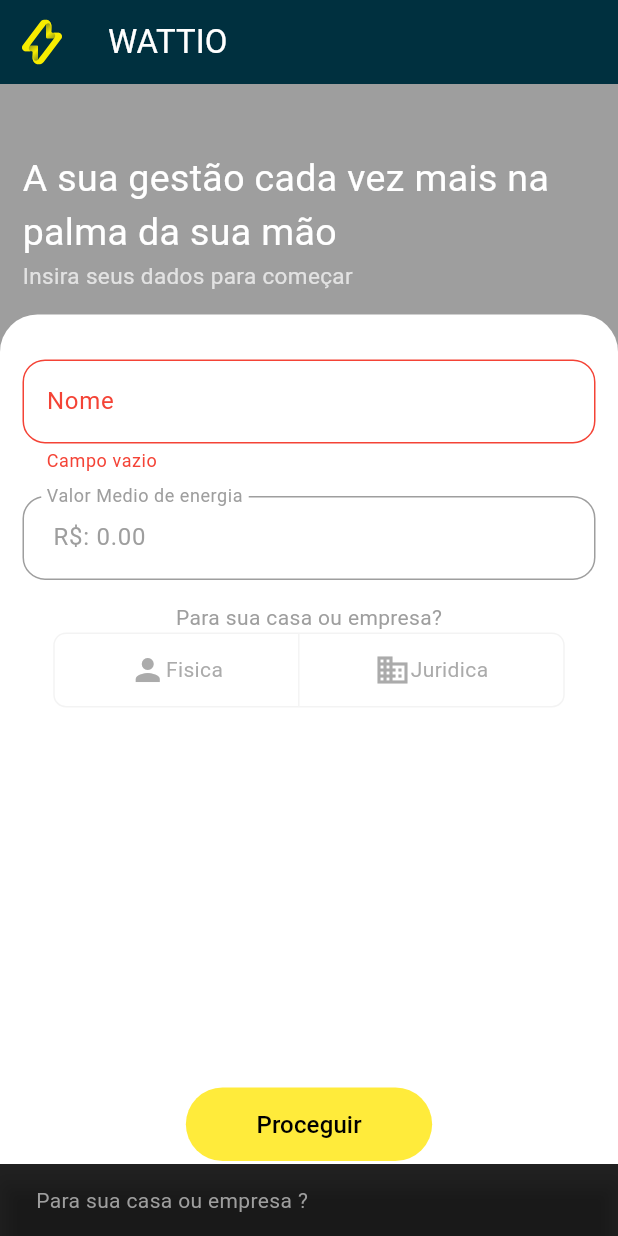
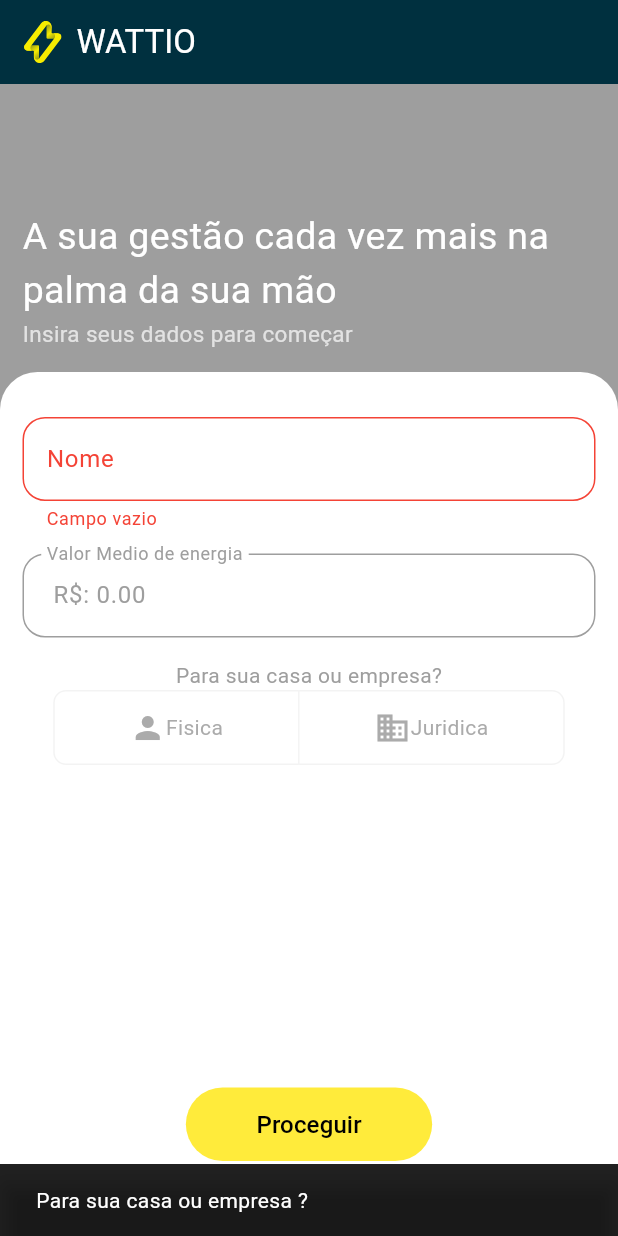
Before and after one commit to oliverMat/Cooperatives-Energy, a Flutter app: the screen it shows after launch, after a tap on "Proceguir", on a phone screen of 412 x 824 dp. Run offline on Flutter 3.47's test engine with Material 3 defaults, Android fonts, the phone set to English and light mode, and no system bars; our stand-ins replace flutter_carousel_widget, flutter_masked_text2, flutter_svg; project files that could hold a hidden picture were left out.

Commit message:
correção de cores

```diff
--- a/lib/main.dart
+++ b/lib/main.dart
@@ -1,8 +1,7 @@
-import 'package:cooperatives_energy/view/OffersScreen.dart';
 import 'package:flutter/material.dart';
 
 import 'view/InfoScreen.dart';
-import 'view/SplashScreen.dart';
+import 'view/OffersScreen.dart';
 
 void main() {
   runApp(MaterialApp(
@@ -11,8 +10,8 @@ void main() {
       useMaterial3: true,
       colorScheme: const ColorScheme(
         brightness: Brightness.light,
-        primary: Colors.black,
-        onPrimary: Colors.black,
+        primary: Colors.grey,
+        onPrimary: Colors.grey,
         secondary: Colors.grey,
         onSecondary: Colors.grey,
         background: Color(0xFF00303F),
@@ -25,7 +24,6 @@ void main() {
     ),
     initialRoute: '/infoScreen',
     routes: {
-      '/splashScreen': (context) => const SplashScreen(),
       '/infoScreen': (context) => const InfoScreen(),
       '/offersScreen': (context) => const OffersScreen(),
     },
--- a/lib/view/InfoScreen.dart
+++ b/lib/view/InfoScreen.dart
@@ -33,8 +33,7 @@ class _InfoScreenState extends State<InfoScreen> {
     return Scaffold(
       appBar: WidgetsCustoms().appBar(context, "WATTIO"),
       resizeToAvoidBottomInset: false,
-      body: SafeArea(
-        child: Column(
+      body: Column(
         children: [
           const Expanded(
             flex: 1,
@@ -57,7 +56,7 @@ class _InfoScreenState extends State<InfoScreen> {
             ),
           ),
           Expanded(
-              flex: 4,
+            flex: 3,
             child: Container(
               decoration: const BoxDecoration(
                   color: Colors.white,
@@ -66,14 +65,12 @@ class _InfoScreenState extends State<InfoScreen> {
                       topRight: Radius.circular(25))),
               child: Column(children: [
                 Padding(
-                    padding:
-                        const EdgeInsets.only(left: 15, right: 15, top: 30),
+                  padding: const EdgeInsets.only(left: 15, right: 15, top: 30),
                   child: TextField(
                     controller: _controllerName,
                     decoration: InputDecoration(
                       border: const OutlineInputBorder(
-                            borderRadius:
-                                BorderRadius.all(Radius.circular(15))),
+                          borderRadius: BorderRadius.all(Radius.circular(15)),),
                       labelText: 'Nome',
                       hintText: 'Maria',
                       errorText:
@@ -82,14 +79,12 @@ class _InfoScreenState extends State<InfoScreen> {
                   ),
                 ),
                 Padding(
-                    padding:
-                        const EdgeInsets.only(left: 15, right: 15, top: 15),
+                  padding: const EdgeInsets.only(left: 15, right: 15, top: 15),
                   child: TextField(
                     controller: _controllerMoney,
                     decoration: const InputDecoration(
                       border: OutlineInputBorder(
-                            borderRadius:
-                                BorderRadius.all(Radius.circular(15))),
+                          borderRadius: BorderRadius.all(Radius.circular(15))),
                       labelText: 'Valor Medio de energia',
                     ),
                     keyboardType: TextInputType.number,
@@ -139,8 +134,7 @@ class _InfoScreenState extends State<InfoScreen> {
                     ),
                     onPressed: () {
                       setState(() {
-                          _controller.validateName =
-                              _controllerName.text.isEmpty;
+                        _controller.validateName = _controllerName.text.isEmpty;
                         _controller.validateMoney =
                             _controllerMoney.text.isEmpty;
 
@@ -148,7 +142,8 @@ class _InfoScreenState extends State<InfoScreen> {
                           ScaffoldMessenger.of(context)
                               .showSnackBar(const SnackBar(
                             backgroundColor: Colors.black87,
-                              content: Text('Para sua casa ou empresa ?'),
+                            content: Text('Para sua casa ou empresa ?',
+                                style: TextStyle(color: Colors.white)),
                           ));
                           return;
                         }
@@ -170,19 +165,17 @@ class _InfoScreenState extends State<InfoScreen> {
                             ),
                           );
                         } else {
-                            ScaffoldMessenger.of(context).showSnackBar(
-                                const SnackBar(
+                          ScaffoldMessenger.of(context).showSnackBar(const SnackBar(
                               backgroundColor: Colors.black87,
                               content: Text(
-                                        'Valor Medio deve ser entre R\$: 1000,00 e R\$: 100.000,00')));
+                                  'Valor Medio deve ser entre R\$: 1000,00 e R\$: 100.000,00', style: TextStyle(color: Colors.white))));
                         }
                       });
                     },
                     child: const Padding(
                       padding: EdgeInsets.only(
                           right: 35, left: 35, top: 5, bottom: 5),
-                        child:
-                            Text('Proceguir', style: TextStyle(fontSize: 16)),
+                      child: Text('Proceguir', style: TextStyle(fontSize: 16, color: Colors.black)),
                     ),
                   ),
                 )
@@ -191,7 +184,6 @@ class _InfoScreenState extends State<InfoScreen> {
           ),
         ],
       ),
-      ),
     );
   }
 }
--- a/lib/view/SplashScreen.dart
+++ /dev/null
@@ -1,22 +0,0 @@
-import 'dart:async';
-
-import 'package:flutter/material.dart';
-
-class SplashScreen extends StatelessWidget {
-  const SplashScreen({super.key});
-
-  @override
-  Widget build(BuildContext context) {
-    Timer(const Duration(seconds: 1), () {
-      Navigator.of(context).pushReplacementNamed('/infoScreen');
-    });
-
-    return MaterialApp(
-      home: Scaffold(
-        body: Container(
-          child: Text("data"),
-            ),
-      ),
-    );
-  }
-}
--- a/lib/widgets/WidgetsCustoms.dart
+++ b/lib/widgets/WidgetsCustoms.dart
@@ -1,19 +1,28 @@
 import 'package:flutter/material.dart';
-import 'package:flutter_masked_text2/flutter_masked_text2.dart';
 import 'package:flutter_svg/svg.dart';
 
 class WidgetsCustoms {
-
-  AppBar appBar(BuildContext context, String text) {
+  AppBar appBar(BuildContext context, String text,
+      {bool showBackPress = false}) {
     return AppBar(
       backgroundColor: Theme.of(context).backgroundColor,
-      leading: Padding(
-        padding: const EdgeInsets.all(13.0),
-        child: SvgPicture.asset(
+      leading: showBackPress
+          ? IconButton(
+              icon: const Icon(Icons.arrow_back, color: Colors.white),
+              onPressed: () =>
+                  Navigator.of(context).pushReplacementNamed('/infoScreen'),
+            )
+          : null,
+      title: Row(children: [
+        SvgPicture.asset(
+          width: 25,
           'assets/logo-amarelo.svg',
         ),
-      ),
-      title: Text(text, style: const TextStyle(color: Colors.white)),
+        const SizedBox(
+          width: 10,
+        ),
+        Text(text, style: const TextStyle(color: Colors.white))
+      ]),
     );
   }
 
```
Also changed, not shown: lib/view/OffersScreen.dart (+9 -8 lines). Lines whose indentation alone changed are shown as unchanged.
